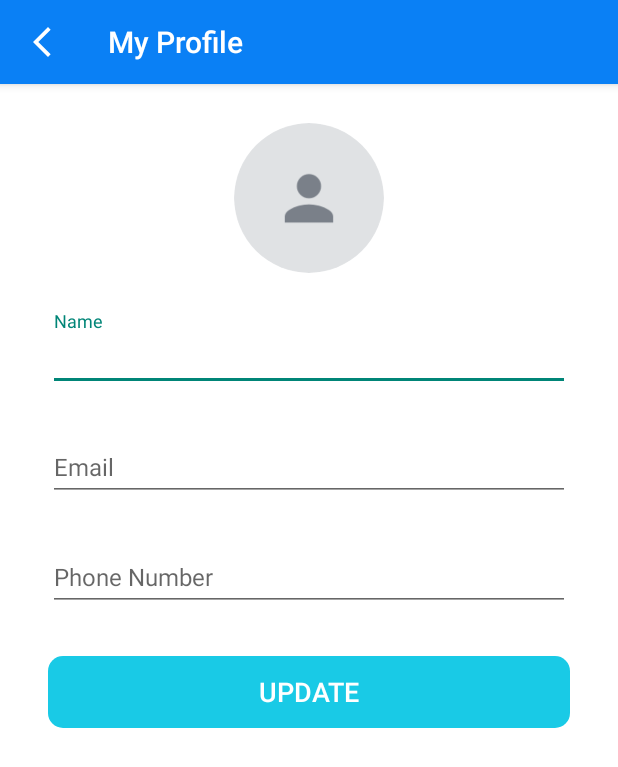
After one commit to Lyft0/Task-Man, an Android app: the MyProfileActivity screen opened directly, with no data from a screen before it, on a phone screen of 412 x 824 dp. The commit adds this screen. Shown: the top 767 px of the screen. Run offline under Robolectric (Android 15) with nearby library versions, the phone set to English and light mode, and no system bars; our stand-ins replace CircleImageView, Firebase (no records; nobody signed in at launch, a user with empty details on screens opened directly).

Commit message:
my profile layout

```diff
--- a/app/src/main/AndroidManifest.xml
+++ b/app/src/main/AndroidManifest.xml
@@ -11,6 +11,11 @@
         android:supportsRtl="true"
         android:theme="@style/Theme.TaskMan"
         tools:targetApi="31">
+        <activity
+            android:name=".activities.MyProfileActivity"
+            android:exported="false"
+            android:screenOrientation="portrait"
+            android:theme="@style/Theme.TaskMan.NoActionBar" />
         <activity
             android:name=".activities.BaseActivity"
             android:exported="false" />
--- a/app/src/main/java/com/example/taskman/activities/MainActivity.kt
+++ b/app/src/main/java/com/example/taskman/activities/MainActivity.kt
@@ -75,7 +75,7 @@ class MainActivity : BaseActivity(), NavigationView.OnNavigationItemSelectedList
     override fun onNavigationItemSelected(item: MenuItem): Boolean {
         when (item.itemId) {
             R.id.nav_my_profile -> {
-                Toast.makeText(this@MainActivity, "My Profile", Toast.LENGTH_SHORT).show()
+                startActivity(Intent(this, MyProfileActivity::class.java))
             }
             R.id.nav_sign_out -> {
                 FirebaseAuth.getInstance().signOut()
--- /dev/null
+++ b/app/src/main/java/com/example/taskman/activities/MyProfileActivity.kt
@@ -0,0 +1,29 @@
+package com.example.taskman.activities
+
+import androidx.appcompat.app.AppCompatActivity
+import android.os.Bundle
+import androidx.appcompat.widget.Toolbar
+import com.example.taskman.R
+
+class MyProfileActivity : BaseActivity() {
+    override fun onCreate(savedInstanceState: Bundle?) {
+        super.onCreate(savedInstanceState)
+        setContentView(R.layout.activity_my_profile)
+
+        setupActionBar()
+    }
+
+    private fun setupActionBar() {
+        val toolbarProfile = findViewById<Toolbar>(R.id.toolbar_my_profile_activity)
+        setSupportActionBar(toolbarProfile)
+
+        val actionBar = supportActionBar
+        if (actionBar != null) {
+            actionBar.setDisplayHomeAsUpEnabled(true)
+            actionBar.setHomeAsUpIndicator(R.drawable.ic_white_arrow_back)
+            actionBar.title = resources.getString(R.string.my_profile)
+        }
+
+        toolbarProfile.setNavigationOnClickListener { onBackPressed() }
+    }
+}
--- /dev/null
+++ b/app/src/main/res/drawable/ic_white_arrow_back.xml
@@ -0,0 +1,5 @@
+<vector android:height="24dp" android:tint="#FFFFFF"
+    android:viewportHeight="24" android:viewportWidth="24"
+    android:width="24dp" xmlns:android="http://schemas.android.com/apk/res/android">
+    <path android:fillColor="@android:color/white" android:pathData="M17.77,3.77l-1.77,-1.77l-10,10l10,10l1.77,-1.77l-8.23,-8.23z"/>
+</vector>
--- /dev/null
+++ b/app/src/main/res/layout/activity_my_profile.xml
@@ -0,0 +1,114 @@
+<?xml version="1.0" encoding="utf-8"?>
+<LinearLayout xmlns:android="http://schemas.android.com/apk/res/android"
+    xmlns:app="http://schemas.android.com/apk/res-auto"
+    xmlns:tools="http://schemas.android.com/tools"
+    android:layout_width="match_parent"
+    android:layout_height="match_parent"
+    android:orientation="vertical"
+    tools:context=".activities.MyProfileActivity">
+
+    <com.google.android.material.appbar.AppBarLayout
+        android:layout_width="match_parent"
+        android:layout_height="wrap_content"
+        android:theme="@style/AppTheme.AppBarOverlay">
+
+        <androidx.appcompat.widget.Toolbar
+            android:id="@+id/toolbar_my_profile_activity"
+            android:layout_width="match_parent"
+            android:layout_height="?attr/actionBarSize"
+            android:background="?attr/colorPrimary"
+            app:popupTheme="@style/AppTheme.PopupOverlay" />
+    </com.google.android.material.appbar.AppBarLayout>
+
+    <LinearLayout
+        android:layout_width="match_parent"
+        android:layout_height="match_parent"
+        android:background="@color/white">
+
+        <androidx.cardview.widget.CardView
+            android:layout_width="match_parent"
+            android:layout_height="match_parent"
+            android:layout_marginStart="16dp"
+            android:layout_marginTop="10dp"
+            android:layout_marginEnd="16dp"
+            android:layout_marginBottom="10dp"
+            android:elevation="10dp"
+            app:cardCornerRadius="10dp">
+
+            <LinearLayout
+                android:layout_width="match_parent"
+                android:layout_height="wrap_content"
+                android:gravity="center_horizontal"
+                android:orientation="vertical"
+                android:padding="16dp">
+
+                <de.hdodenhof.circleimageview.CircleImageView
+                    android:id="@+id/iv_user_image"
+                    android:layout_width="100dp"
+                    android:layout_height="100dp"
+                    android:contentDescription="image"
+                    android:src="@drawable/ic_user_place_holder" />
+
+                <com.google.android.material.textfield.TextInputLayout
+                    android:layout_width="match_parent"
+                    android:layout_height="wrap_content"
+                    android:layout_marginTop="25dp">
+
+                    <androidx.appcompat.widget.AppCompatEditText
+                        android:id="@+id/et_name"
+                        android:layout_width="match_parent"
+                        android:layout_height="wrap_content"
+                        android:hint="Name"
+                        android:textSize="16sp" />
+
+                </com.google.android.material.textfield.TextInputLayout>
+
+                <com.google.android.material.textfield.TextInputLayout
+                    android:layout_width="match_parent"
+                    android:layout_height="wrap_content"
+                    android:layout_marginTop="20dp">
+
+                    <!--TODO (Step 4: Here we make the email EditText as focusable false. As it should not be editable.)-->
+                    <androidx.appcompat.widget.AppCompatEditText
+                        android:id="@+id/et_email"
+                        android:layout_width="match_parent"
+                        android:layout_height="wrap_content"
+                        android:hint="Email"
+                        android:inputType="textEmailAddress"
+                        android:textSize="16sp" />
+
+                </com.google.android.material.textfield.TextInputLayout>
+
+                <com.google.android.material.textfield.TextInputLayout
+                    android:layout_width="match_parent"
+                    android:layout_height="wrap_content"
+                    android:layout_marginTop="20dp">
+
+                    <androidx.appcompat.widget.AppCompatEditText
+                        android:id="@+id/et_mobile"
+                        android:layout_width="match_parent"
+                        android:layout_height="wrap_content"
+                        android:hint="Phone Number"
+                        android:inputType="phone"
+                        android:textSize="16sp" />
+
+                </com.google.android.material.textfield.TextInputLayout>
+
+                <Button
+                    android:id="@+id/btn_update"
+                    android:layout_width="match_parent"
+                    android:layout_height="wrap_content"
+                    android:layout_gravity="center"
+                    android:layout_marginTop="30dp"
+                    android:background="@drawable/shape_button_rounded"
+                    android:foreground="?attr/selectableItemBackground"
+                    android:gravity="center"
+                    android:paddingTop="8dp"
+                    android:paddingBottom="8dp"
+                    android:text="UPDATE"
+                    android:textColor="@android:color/white"
+                    android:textSize="18sp" />
+            </LinearLayout>
+        </androidx.cardview.widget.CardView>
+    </LinearLayout>
+</LinearLayout>
--- a/app/src/main/res/values/strings.xml
+++ b/app/src/main/res/values/strings.xml
@@ -4,4 +4,8 @@
 
     <!-- Progress dialog -->
     <string name="please_wait">Please Wait&#8230;</string>
+
+    <!-- My Profile -->
+    <string name="my_profile">My Profile</string>
+
 </resources>
```
